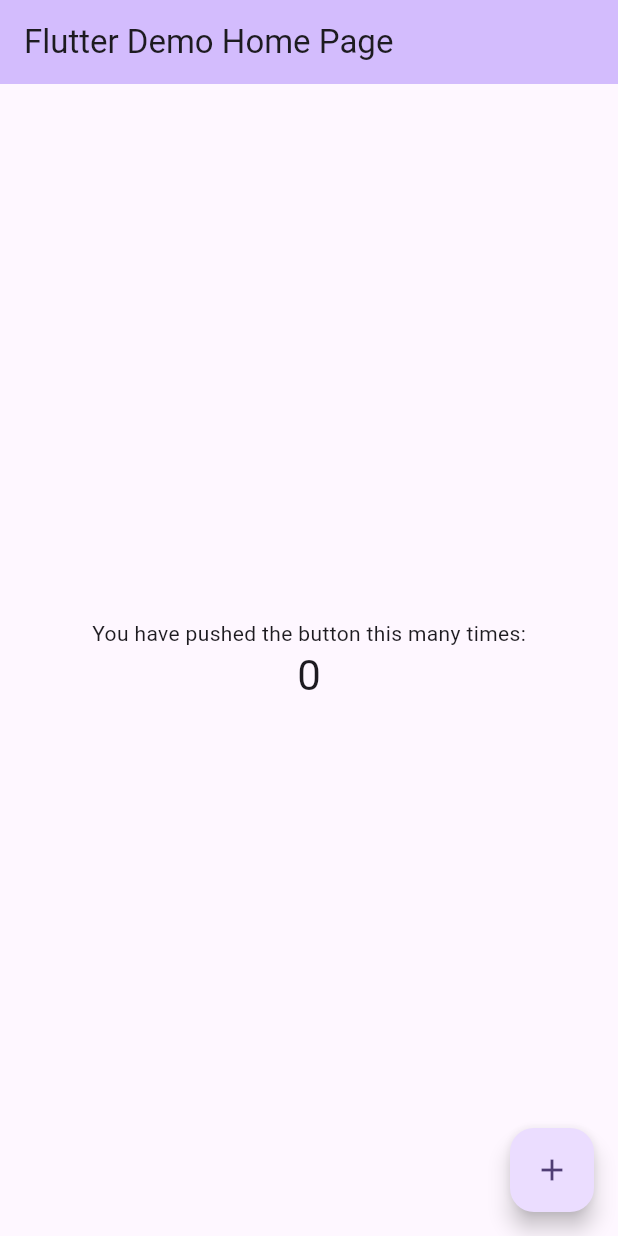
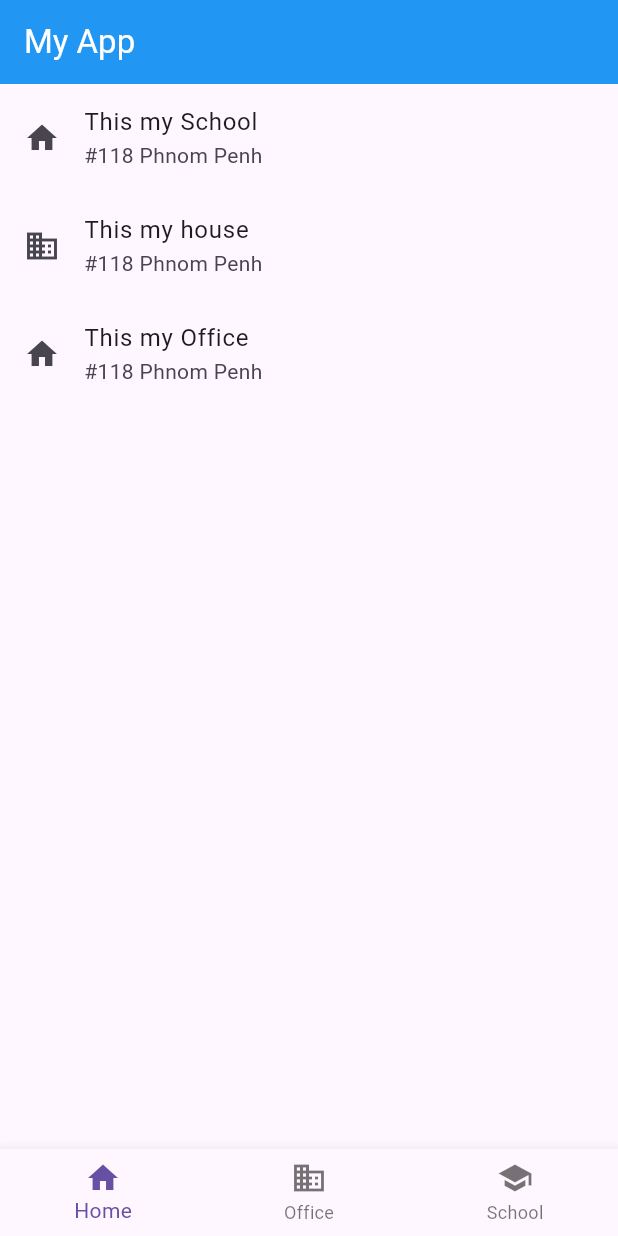
Before and after one commit to TOM-TITO-coder/Flutter_Basic, a Flutter app: the screen it shows after launch, on a phone screen of 412 x 824 dp. Run offline on Flutter 3.47's test engine with Material 3 defaults, Android fonts, the phone set to English and light mode, and no system bars.

Commit message:
ListView

```diff
--- a/lib/main.dart
+++ b/lib/main.dart
@@ -1,125 +1,121 @@
+// ignore_for_file: use_key_in_widget_constructors, prefer_const_constructors, prefer_const_literals_to_create_immutables, unnecessary_string_interpolations
+
 import 'package:flutter/material.dart';
 
-void main() {
-  runApp(const MyApp());
-}
+void main() => runApp(MyApp());
 
 class MyApp extends StatelessWidget {
-  const MyApp({super.key});
 
-  // This widget is the root of your application.
   @override
   Widget build(BuildContext context) {
     return MaterialApp(
-      title: 'Flutter Demo',
-      theme: ThemeData(
-        // This is the theme of your application.
-        //
-        // TRY THIS: Try running your application with "flutter run". You'll see
-        // the application has a purple toolbar. Then, without quitting the app,
-        // try changing the seedColor in the colorScheme below to Colors.green
-        // and then invoke "hot reload" (save your changes or press the "hot
-        // reload" button in a Flutter-supported IDE, or press "r" if you used
-        // the command line to start the app).
-        //
-        // Notice that the counter didn't reset back to zero; the application
-        // state is not lost during the reload. To reset the state, use hot
-        // restart instead.
-        //
-        // This works for code too, not just values: Most code changes can be
-        // tested with just a hot reload.
-        colorScheme: ColorScheme.fromSeed(seedColor: Colors.deepPurple),
-        useMaterial3: true,
-      ),
-      home: const MyHomePage(title: 'Flutter Demo Home Page'),
+      debugShowCheckedModeBanner: false,
+      home: Home(),
     );
   }
 }
 
-class MyHomePage extends StatefulWidget {
-  const MyHomePage({super.key, required this.title});
-
-  // This widget is the home page of your application. It is stateful, meaning
-  // that it has a State object (defined below) that contains fields that affect
-  // how it looks.
-
-  // This class is the configuration for the state. It holds the values (in this
-  // case the title) provided by the parent (in this case the App widget) and
-  // used by the build method of the State. Fields in a Widget subclass are
-  // always marked "final".
-
-  final String title;
-
-  @override
-  State<MyHomePage> createState() => _MyHomePageState();
-}
-
-class _MyHomePageState extends State<MyHomePage> {
-  int _counter = 0;
-
-  void _incrementCounter() {
-    setState(() {
-      // This call to setState tells the Flutter framework that something has
-      // changed in this State, which causes it to rerun the build method below
-      // so that the display can reflect the updated values. If we changed
-      // _counter without calling setState(), then the build method would not be
-      // called again, and so nothing would appear to happen.
-      _counter++;
-    });
-  }
+class Home extends StatelessWidget {
+  const Home({super.key});
 
   @override
   Widget build(BuildContext context) {
-    // This method is rerun every time setState is called, for instance as done
-    // by the _incrementCounter method above.
-    //
-    // The Flutter framework has been optimized to make rerunning build methods
-    // fast, so that you can just rebuild anything that needs updating rather
-    // than having to individually change instances of widgets.
     return Scaffold(
       appBar: AppBar(
-        // TRY THIS: Try changing the color here to a specific color (to
-        // Colors.amber, perhaps?) and trigger a hot reload to see the AppBar
-        // change color while the other colors stay the same.
-        backgroundColor: Theme.of(context).colorScheme.inversePrimary,
-        // Here we take the value from the MyHomePage object that was created by
-        // the App.build method, and use it to set our appbar title.
-        title: Text(widget.title),
+        title: Text(
+          'My App',
+          style: TextStyle(
+            color: Colors.white,
+          ),
+        ),
+        backgroundColor: Colors.blue,
       ),
-      body: Center(
-        // Center is a layout widget. It takes a single child and positions it
-        // in the middle of the parent.
-        child: Column(
-          // Column is also a layout widget. It takes a list of children and
-          // arranges them vertically. By default, it sizes itself to fit its
-          // children horizontally, and tries to be as tall as its parent.
-          //
-          // Column has various properties to control how it sizes itself and
-          // how it positions its children. Here we use mainAxisAlignment to
-          // center the children vertically; the main axis here is the vertical
-          // axis because Columns are vertical (the cross axis would be
-          // horizontal).
-          //
-          // TRY THIS: Invoke "debug painting" (choose the "Toggle Debug Paint"
-          // action in the IDE, or press "p" in the console), to see the
-          // wireframe for each widget.
-          mainAxisAlignment: MainAxisAlignment.center,
-          children: <Widget>[
-            const Text(
-              'You have pushed the button this many times:',
-            ),
-            Text(
-              '$_counter',
-              style: Theme.of(context).textTheme.headlineMedium,
-            ),
-          ],
-        ),
+      body: ListView(
+        children: <Widget>[
+          ListTile(
+            leading: Icon(Icons.home),
+            title: Text('This my School'),
+            subtitle: Text('#118 Phnom Penh'),
+            onTap: (){
+              goToDetail(context, 'My School');
+            },
+          ),
+          ListTile(
+            leading: Icon(Icons.business),
+            title: Text('This my house'),
+            subtitle: Text('#118 Phnom Penh'),
+            onTap: (){
+              goToDetail(context, 'My Home');
+            },
+          ),
+          ListTile(
+            leading: Icon(Icons.home),
+            title: Text('This my Office'),
+            subtitle: Text('#118 Phnom Penh'),
+            onTap: (){
+              goToDetail(context, 'My Office');
+            },
+          ),
+
+        ],
       ),
-      floatingActionButton: FloatingActionButton(
-        onPressed: _incrementCounter,
-        tooltip: 'Increment',
-        child: const Icon(Icons.add),
-      ), // This trailing comma makes auto-formatting nicer for build methods.
+      bottomNavigationBar: BottomNavigationBar(
+        items: const <BottomNavigationBarItem>[
+          BottomNavigationBarItem(
+            icon: Icon(Icons.home),
+            label: 'Home',
+          ),
+          BottomNavigationBarItem(
+            icon: Icon(Icons.business),
+            label: 'Office'
+          ),
+          BottomNavigationBarItem(
+            icon: Icon(Icons.school),
+            label: 'School'
+          ),
+        ],
+        onTap: (index){
+          if(index == 0){
+            goToDetail(context, 'Home');
+          }else if(index == 1){
+            goToDetail(context, 'Office');
+          }else{
+            goToDetail(context, 'School');
+          }
+        },
+      ),
+    );
+  }
+
+  void goToDetail(BuildContext context, String title){
+    Navigator.push(context, MaterialPageRoute(
+      builder: (context){
+                return Detail(title: title);
+              }
+      )
     );
   }
 }
+
+class Detail extends StatelessWidget {
+  final String title;
+
+  const Detail({super.key, required this.title});
+
+  @override
+  Widget build(BuildContext context) {
+    return Scaffold(
+      appBar: AppBar(
+        title: Text('$title',
+          style: TextStyle(
+            color: Colors.white,
+          ),
+        ),
+        backgroundColor: Colors.blue,
+        iconTheme: IconThemeData(
+          color: Colors.white, // Change the color of the back arrow to white
+        ),
+      ),
+    );
+  }
+}
```
